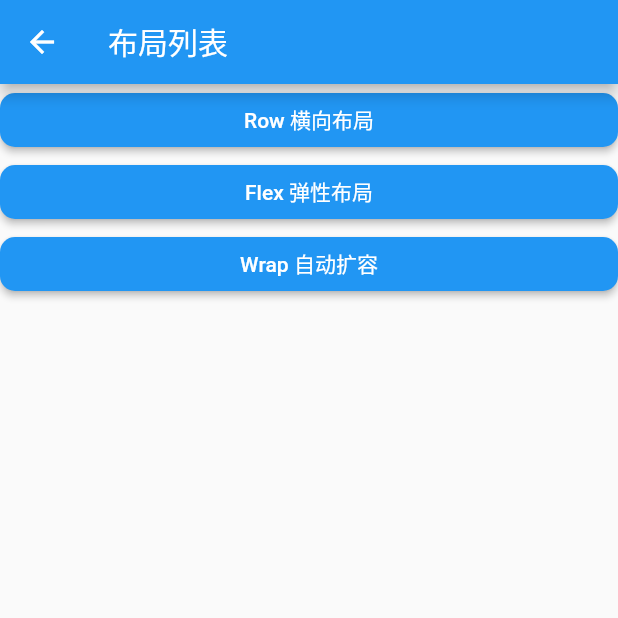
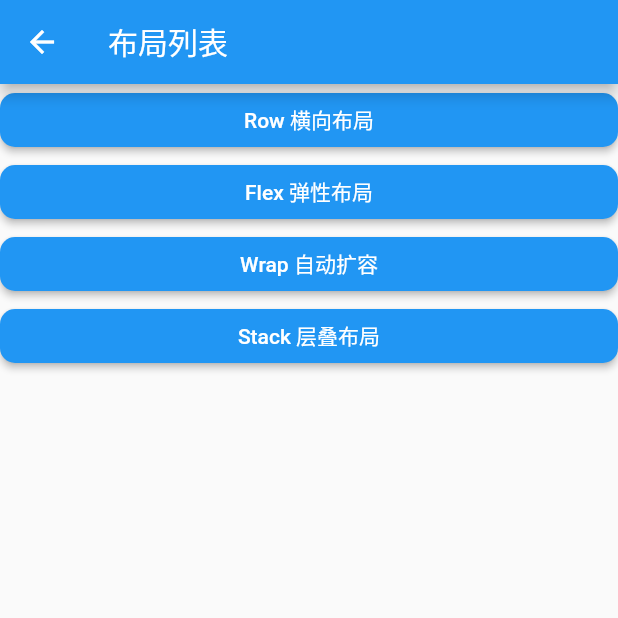
Before and after one commit to hmhm7442/flutter_learn, a Flutter app: the LayoutList screen opened by its route, on a phone screen of 412 x 824 dp, the top half of it. Run offline on Flutter 3.47's test engine with Material 2 defaults, Android fonts, the phone set to English and light mode, and no system bars.

Commit message:
add stack

```diff
--- a/lib/constans/PagesName.dart
+++ b/lib/constans/PagesName.dart
@@ -18,3 +18,4 @@ const page_list_layouts = "page_list_layouts";
 const page_row = "page_layout_row";
 const page_flex = "page_layout_flex";
 const page_wrap = 'page_layout_warp';
+const page_stack = 'page_layout_stack';
--- a/lib/layouts/home.dart
+++ b/lib/layouts/home.dart
@@ -17,6 +17,8 @@ class LayoutList extends StatelessWidget {
 
           bd.Builder.buildListButtonItem("Flex 弹性布局", page_flex, context),
           bd.Builder.buildListButtonItem("Wrap 自动扩容", page_wrap, context),
+          bd.Builder.buildListButtonItem("Stack 层叠布局", page_stack, context),
+
         ],
       ),
     );
--- a/lib/main.dart
+++ b/lib/main.dart
@@ -4,6 +4,7 @@ import 'package:flutter/material.dart';
 import 'package:learn/constans/PagesName.dart';
 import 'package:learn/layouts/Flex.dart';
 import 'package:learn/layouts/Row.dart';
+import 'package:learn/layouts/Stack.dart';
 import 'package:learn/layouts/Wrap.dart';
 import 'package:learn/pages/Login.dart';
 import 'package:learn/pages/FormTest.dart';
@@ -52,6 +53,7 @@ class MyApp extends StatelessWidget {
         page_row : (context)=> PageRow(),
         page_flex: (context)=> PageFlex(),
         page_wrap:(context)=> PageWrap(),
+        page_stack:(context)=>PageStack(),
       }, //路由表
       home: MyStatelessWidget(),
     );
```
Also changed, not shown: lib/layouts/Stack.dart (added, +33 -0 lines).
